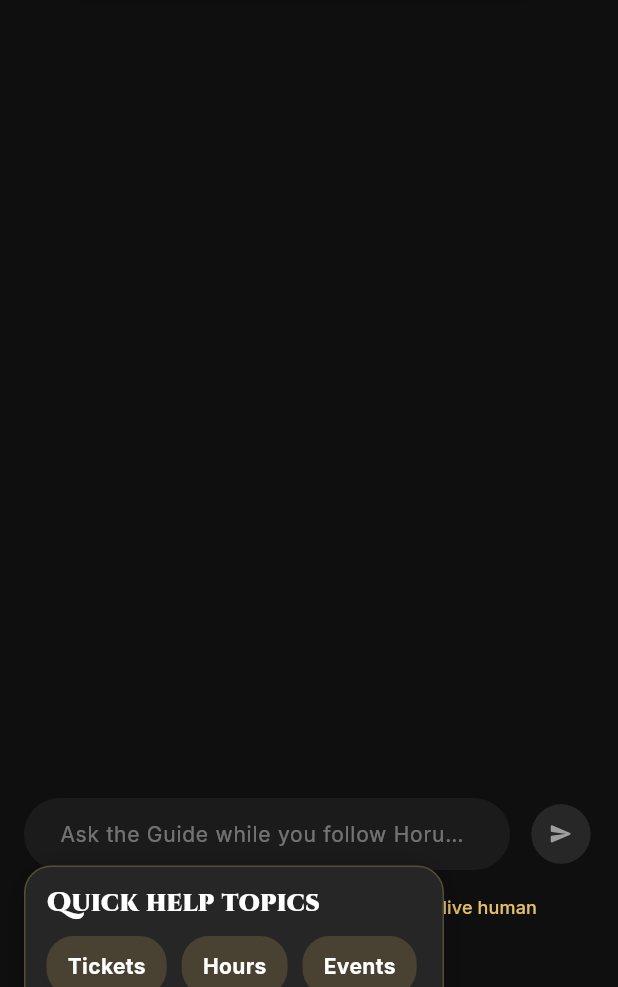
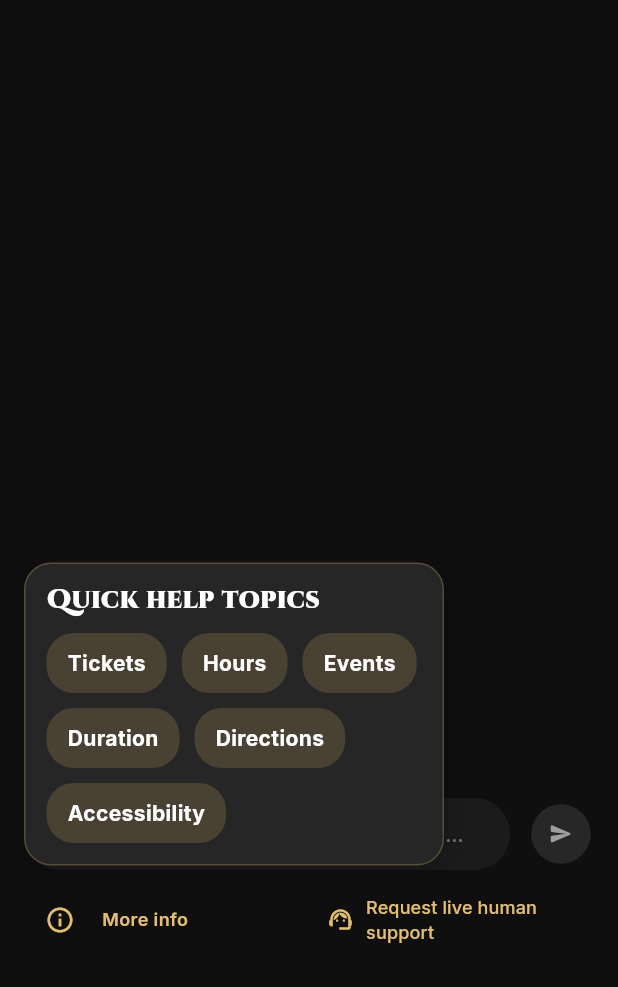
Before and after one commit to Farida-Waheed/museum_app, a Flutter app: the ChatScreen screen opened by its route, after a tap on the "info outline" icon, on a phone screen of 412 x 824 dp, the part 249-1236 px from its top. Run offline on Flutter 3.47's test engine with Material 3 defaults, Android fonts, the phone set to English and light mode, and no system bars; our stand-ins replace audioplayers, flutter_local_notifications, google_fonts, permission_handler, shared_preferences, timezone; missing offline and left inert: mobile_scanner; accounts and stored records are empty; project files that could hold a hidden picture were left out.

Commit message:
fix: finalize ask the guide tasks & enforce clean architecture
- Restored `_composeExhibitResponse` to fix compilation
- Completed removal of all unused voice files, imports, state variables, and localization keys
- Consolidated logic for Human Support request responses via a Stream and cleanly pushed into `ChatProvider`
- Removed duplicate and unused temporary scripts
- Fixed "More Info" popup anchor to properly float over the chat input
- Ensured Ask button isn't scattered into unused screens
- IntroScreen and OnboardingScreen remain entirely untouched

Co-authored-by: hassan-088 <181647271+hassan-088@users.noreply.github.com>

```diff
--- a/lib/screens/chat/chat_screen.dart
+++ b/lib/screens/chat/chat_screen.dart
@@ -857,7 +857,7 @@ class _ChatScreenState extends State<ChatScreen> with TickerProviderStateMixin {
             targetAnchor: isArabic
                 ? Alignment.topRight
                 : Alignment.topLeft,
-            followerAnchor: isArabic ? Alignment.topRight : Alignment.topLeft,
+            followerAnchor: isArabic ? Alignment.bottomRight : Alignment.bottomLeft,
             offset: const Offset(0, -12),
             child: Material(
               color: Colors.transparent,
--- a/lib/services/support_request_service.dart
+++ b/lib/services/support_request_service.dart
@@ -1,6 +1,4 @@
 import 'dart:async';
-import 'package:flutter/material.dart';
-import 'package:flutter_local_notifications/flutter_local_notifications.dart';
 import '../core/notifications/notification_models.dart';
 import '../core/notifications/notification_service.dart';
 import '../core/notifications/notification_types.dart';
```
